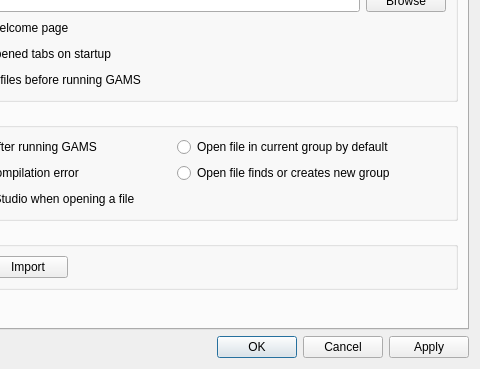
GAMS-dev/studio, file src/settingsdialog.ui: the form before one commit; both pictures show x 132 to 612 and y 105 to 474 of the 612 by 474 pixel window.
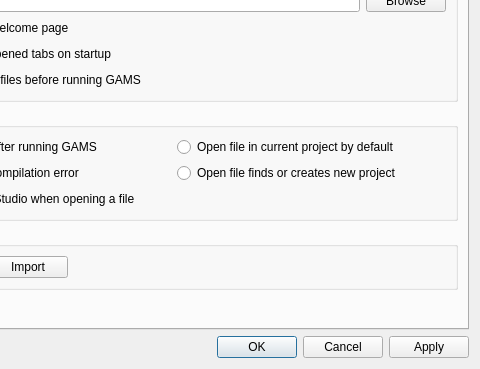
The form after the commit. The open tabs and pages were chosen to show the change. Icons and pictures are not drawn.

Commit message: refactor group to project

The edit to the form file:
```diff
--- a/src/settingsdialog.ui
+++ b/src/settingsdialog.ui
@@ -209,14 +209,14 @@
           <item row="0" column="1">
            <widget class="QRadioButton" name="rb_openInCurrentGroup">
             <property name="text">
-             <string>Open file in current group by default</string>
+             <string>Open file in current project by default</string>
             </property>
            </widget>
           </item>
           <item row="1" column="1">
            <widget class="QRadioButton" name="rb_openInAnyGroup">
             <property name="text">
-             <string>Open file finds or creates new group</string>
+             <string>Open file finds or creates new project</string>
             </property>
            </widget>
           </item>
```
Left out of the diff: 6 changed lines with no effect on the pictures. The commit also changes 37 other files.
